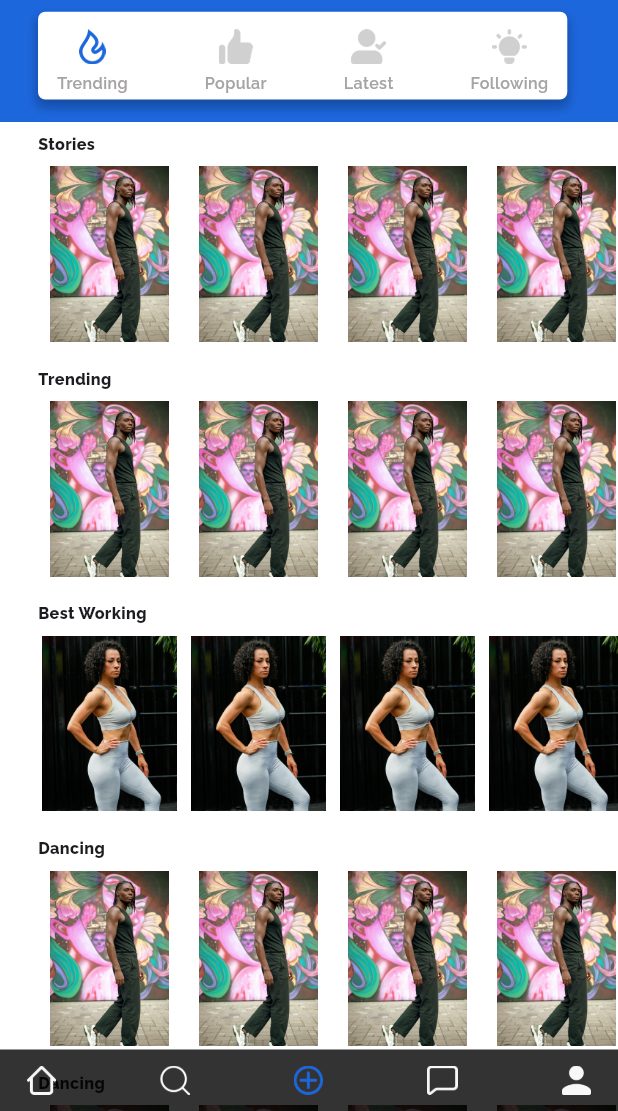
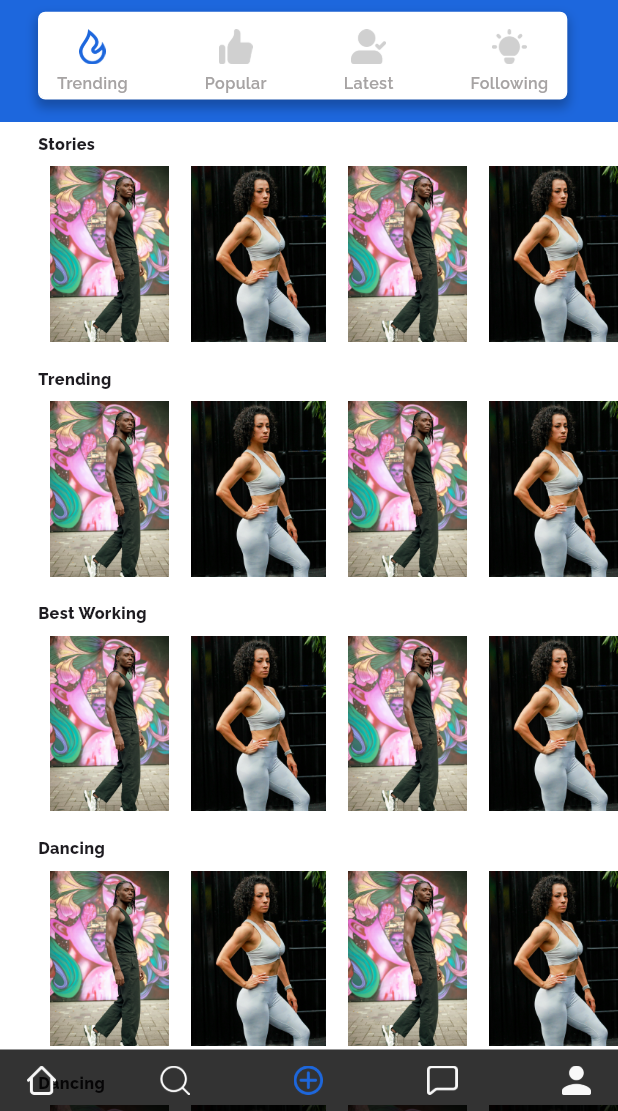
Before and after one commit to Rochak69/lookup, a Flutter app: the HomeScreen screen opened by its route, on a phone screen of 412 x 824 dp, the part 125-1236 px from its top. Run offline on Flutter 3.47's test engine with Material 3 defaults, Android fonts, the phone set to English and light mode, and no system bars; our stand-ins replace auto_route, bloc, bloc_concurrency, dartz, equatable, firebase_auth and 12 more; accounts and stored records are empty.

```diff
--- a/lib/features/homepage/data/feed_list.dart
+++ b/lib/features/homepage/data/feed_list.dart
@@ -4,25 +4,31 @@ import 'package:hive/hive.dart';
 import 'package:lookup/core/hive/app_hive_type_id.dart';
 import 'package:lookup/res/index.dart';
 
-List<String> feedList = [
-  'Stories',
-  'Trending',
-  'Best Working',
-  'Dancing',
-  'Dancing',
-  'Dancing',
+List<HomeFeed> feedList = [
+  HomeFeed(feedName: 'Stories'),
+  HomeFeed(feedName: 'Trending'),
+  HomeFeed(feedName: 'Best Working'),
+  HomeFeed(feedName: 'Dancing'),
+  HomeFeed(feedName: 'Dancing'),
+  HomeFeed(feedName: 'Dancing'),
 ];
-List<String> feedImages = [
-  AppImages.feedTwo,
-  AppImages.feedTwo,
-  AppImages.feedThree,
-  AppImages.feedTwo,
-  AppImages.feedTwo,
-  AppImages.feedThree,
-  AppImages.feedTwo,
-  AppImages.feedTwo,
-  AppImages.feedThree,
-];
+
+class HomeFeed {
+  HomeFeed({required this.feedName});
+
+  final String feedName;
+  List<FeedModel> homeFeeds = [
+    FeedModel(0, AppImages.feedTwo),
+    FeedModel(1, AppImages.feedThree),
+    FeedModel(2, AppImages.feedTwo),
+    FeedModel(3, AppImages.feedThree),
+    FeedModel(4, AppImages.feedTwo),
+    FeedModel(5, AppImages.feedThree),
+    FeedModel(6, AppImages.feedTwo),
+    FeedModel(7, AppImages.feedThree),
+    FeedModel(8, AppImages.feedTwo),
+  ];
+}
 
 @HiveType(typeId: AppHiveTypeId.feed)
 class FeedModel {
@@ -33,12 +39,12 @@ class FeedModel {
 
   factory FeedModel.fromMap(Map<String, dynamic> map) {
     return FeedModel(
-      map['id'] as String,
+      map['id'] as int,
       map['image'] as String,
     );
   }
   @HiveField(0)
-  final String id;
+  final int id;
   @HiveField(1)
   final String image;
 
--- a/lib/features/homepage/presentation/screens/home_screen.dart
+++ b/lib/features/homepage/presentation/screens/home_screen.dart
@@ -50,10 +50,8 @@ class HomeScreen extends StatelessWidget {
                 child: ListView.separated(
                   padding: EdgeInsets.only(bottom: 100.h),
                   itemCount: feedList.length,
-                  itemBuilder: (context, index) => FeedCard(
-                    title: feedList[index],
-                    image: feedImages[index],
-                  ),
+                  itemBuilder: (context, index) =>
+                      FeedCard(feed: feedList[index]),
                   separatorBuilder: (context, index) => VerticalSpacing(18.h),
                 ),
               ),
--- a/lib/features/homepage/presentation/widgets/feed_card.dart
+++ b/lib/features/homepage/presentation/widgets/feed_card.dart
@@ -2,19 +2,18 @@ import 'package:flutter/material.dart';
 import 'package:flutter_screenutil/flutter_screenutil.dart';
 import 'package:lookup/features/common/widgets/horizontal_spacing.dart';
 import 'package:lookup/features/common/widgets/vertical_spacing.dart';
+import 'package:lookup/features/homepage/data/feed_list.dart';
 
 class FeedCard extends StatelessWidget {
-  const FeedCard({required this.title, required this.image, super.key});
-  final String title;
-  final String image;
-
+  const FeedCard({required this.feed, super.key});
+  final HomeFeed feed;
   @override
   Widget build(BuildContext context) {
     return Column(
       crossAxisAlignment: CrossAxisAlignment.start,
       children: [
         Text(
-          title,
+          feed.feedName,
           style: TextStyle(fontSize: 11.sp, fontWeight: FontWeight.w800),
         ),
         VerticalSpacing(7.h),
@@ -24,7 +23,7 @@ class FeedCard extends StatelessWidget {
             itemCount: 10,
             scrollDirection: Axis.horizontal,
             itemBuilder: (context, index) => Image.asset(
-              image,
+              feed.homeFeeds[index].image,
               width: 90.w,
               fit: BoxFit.fitHeight,
             ),
```
